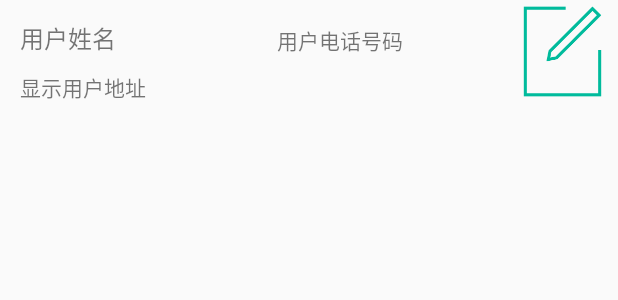
After one commit to xiaochengming/MyApplication, an Android app: the layout lh_yuyue_address_liebiao.xml on its own in the app's theme, with its tools: preview values and no code run, on a phone screen of 412 x 824 dp. The commit adds this screen. Shown: the top 300 px of the screen. Run offline under Robolectric (Android 15) with nearby library versions, the phone set to English and light mode, and no system bars.

Commit message:
1103卢海提交

```diff
--- a/app/src/main/java/com/example/administrator/myapplication/util/StringUtil.java
+++ b/app/src/main/java/com/example/administrator/myapplication/util/StringUtil.java
@@ -4,8 +4,8 @@ package com.example.administrator.myapplication.util;
  * Created by Administrator on 2016/9/28.
  */
 public class StringUtil {
-     public  static String ip="http://192.168.253.1:8080/Myapp" ;
-    //public  static String ip="http://192.168.191.1:8080/Myapp" ;
+     //public  static String ip="http://192.168.253.1:8080/Myapp" ;
+    public  static String ip="http://192.168.191.1:8080/Myapp" ;
    //public  static String ip="http://10.30.6.11:8080/HomeHelp2" ;
     // public static final String ip = "http://10.30.6.11:8080/HomeHelp2";
 }
--- /dev/null
+++ b/app/src/main/res/layout/lh_yuyue_address_liebiao.xml
@@ -0,0 +1,87 @@
+<?xml version="1.0" encoding="utf-8"?>
+<RelativeLayout xmlns:android="http://schemas.android.com/apk/res/android"
+    android:orientation="vertical" android:layout_width="match_parent"
+    android:layout_height="match_parent">
+
+    <RelativeLayout
+        android:layout_width="wrap_content"
+        android:layout_height="wrap_content"
+        android:id="@+id/relative_layout_yuyue1"
+        android:layout_alignParentTop="true"
+        android:layout_marginRight="45dp">
+        <TextView
+            android:layout_width="wrap_content"
+            android:layout_height="wrap_content"
+            android:text="用户姓名"
+            android:textSize="16sp"
+            android:layout_marginTop="13dp"
+            android:layout_marginLeft="13dp"
+            android:id="@+id/tv_yu_yue_username"/>
+
+        <TextView
+            android:layout_width="wrap_content"
+            android:layout_height="wrap_content"
+            android:text="用户电话号码"
+            android:id="@+id/tv_yu_yue_phone"
+            android:layout_marginRight="13dp"
+            android:layout_marginEnd="98dp"
+            android:layout_alignBottom="@+id/tv_yu_yue_username"
+            android:layout_alignParentEnd="true" />
+
+    </RelativeLayout>
+
+    <RelativeLayout
+        android:layout_width="match_parent"
+        android:layout_height="wrap_content"
+        android:layout_marginRight="45dp"
+        android:layout_below="@+id/relative_layout_yuyue1"
+        android:layout_alignParentStart="true"
+        android:id="@+id/relativeLayout4">
+        <TextView
+            android:layout_width="wrap_content"
+            android:layout_height="wrap_content"
+            android:text="显示用户地址"
+            android:layout_marginLeft="13dp"
+            android:layout_marginTop="10dp"
+            android:textSize="14sp"
+            android:id="@+id/tv_address_yu_yue"/>
+
+    </RelativeLayout>
+
+    <FrameLayout
+        android:layout_width="match_parent"
+        android:layout_height="match_parent"
+        android:layout_alignParentTop="true"
+        android:layout_alignParentStart="true"
+        android:layout_marginStart="338dp"
+        android:layout_alignBottom="@+id/relativeLayout4"
+        android:layout_marginRight="3dp"
+        android:id="@+id/frameLayout">
+        <ImageView
+            android:layout_width="match_parent"
+            android:layout_height="match_parent"
+            android:src="@mipmap/edit2"
+            android:id="@+id/iv_yuyue_xiugai"/>
+    </FrameLayout>
+
+    <RelativeLayout
+        android:layout_width="match_parent"
+        android:layout_height="match_parent"
+        android:layout_alignParentTop="true"
+        android:layout_alignEnd="@+id/relative_layout_yuyue1"
+        android:layout_marginEnd="286dp"
+        android:layout_alignBottom="@+id/frameLayout"
+        android:id="@+id/relativeLayout5">
+
+    </RelativeLayout>
+<!--
+    <RadioButton
+        android:layout_width="wrap_content"
+        android:layout_height="wrap_content"
+        android:id="@+id/rb_yu_yue"
+        android:layout_alignBottom="@+id/relativeLayout5"
+        android:layout_alignEnd="@+id/relativeLayout5"
+        android:layout_alignParentTop="true"
+        android:layout_alignParentStart="true" />
+-->
+</RelativeLayout>
```
Also changed, not shown: IMKit/build.gradle (+5 -4 lines), app/src/main/AndroidManifest.xml (+6 -7 lines), app/src/main/java/com/example/administrator/myapplication/activity/OrderActivity.java (+15 -2 lines), app/src/main/java/com/example/administrator/myapplication/activity/YuYueAddressActivity.java (added, +253 -0 lines), app/src/main/res/layout/activity_yu_yue_address.xml (added, +37 -0 lines), app/src/main/res/mipmap-hdpi/edit2.png (added), 319 other files.
